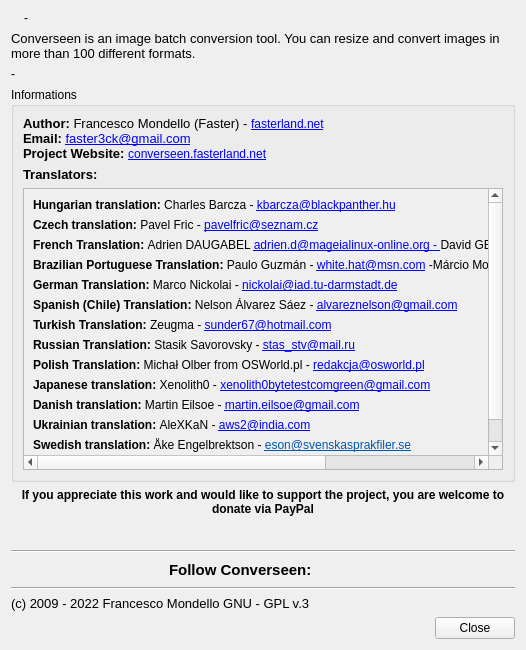
First picture: the form in ui/dialoginfo.ui, repository Faster3ck/Converseen, before the edit.
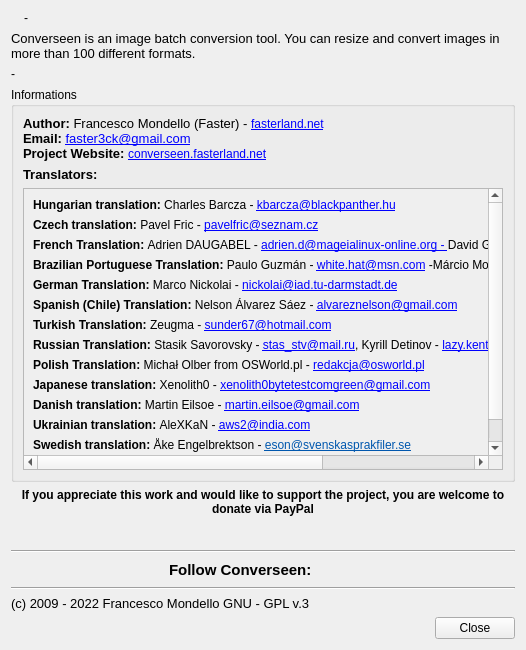
Second picture: the form after the edit. Icons and pictures are not drawn.

```diff
--- a/ui/dialoginfo.ui
+++ b/ui/dialoginfo.ui
@@ -154,7 +154,7 @@
           <item>
            <widget class="QLabel" name="label_10">
             <property name="text">
-             <string>&lt;html&gt;&lt;head/&gt;&lt;body&gt;&lt;p&gt;&lt;span style=&quot; font-weight:600;&quot;&gt;French Translation: &lt;/span&gt;Adrien DAUGABEL &lt;a href=&quot;mailto:adrien.d@mageialinux-online.org&quot;&gt;&lt;span style=&quot; text-decoration: underline; &quot;&gt;adrien.d@mageialinux-online.org - &lt;/span&gt;&lt;/a&gt;David GEIGER &lt;a href=&quot;mailto:david.david@mageialinux-online.org&quot;&gt;&lt;span style=&quot; text-decoration: underline; &quot;&gt;david.david@mageialinux-online.org&lt;/span&gt;&lt;/a&gt;&lt;/p&gt;&lt;/body&gt;&lt;/html&gt;</string>
+             <string>&lt;html&gt;&lt;head/&gt;&lt;body&gt;&lt;p&gt;&lt;span style=&quot; font-weight:600;&quot;&gt;French Translation: &lt;/span&gt;Adrien DAUGABEL - &lt;a href=&quot;mailto:adrien.d@mageialinux-online.org&quot;&gt;&lt;span style=&quot; text-decoration: underline; &quot;&gt;adrien.d@mageialinux-online.org - &lt;/span&gt;&lt;/a&gt;David GEIGER &lt;a href=&quot;mailto:david.david@mageialinux-online.org&quot;&gt;&lt;span style=&quot; text-decoration: underline; &quot;&gt;david.david@mageialinux-online.org&lt;/span&gt;&lt;/a&gt;&lt;/p&gt;&lt;/body&gt;&lt;/html&gt;</string>
             </property>
            </widget>
           </item>
@@ -194,7 +194,7 @@
           <item>
            <widget class="QLabel" name="label_4">
             <property name="text">
-             <string>&lt;strong&gt;Russian Translation: &lt;/strong&gt;Stasik Savorovsky - &lt;a href=&quot;mailto:stas_stv@mail.ru&quot;&gt;stas_stv@mail.ru&lt;/a&gt;</string>
+             <string>&lt;strong&gt;Russian Translation: &lt;/strong&gt;Stasik Savorovsky - &lt;a href=&quot;mailto:stas_stv@mail.ru&quot;&gt;stas_stv@mail.ru&lt;/a&gt;, Kyrill Detinov - &lt;a href=&quot;mailto:lazy.kent@opensuse.org&quot;&gt;lazy.kent@opensuse.org&lt;/a&gt;, ViktorOn - &lt;a href=&quot;https://github.com/ViktorOn&quot;&gt;ViktorOn&lt;/a&gt;</string>
             </property>
            </widget>
           </item>
```
Left out of the diff: 10 changed lines with no effect on the pictures.
